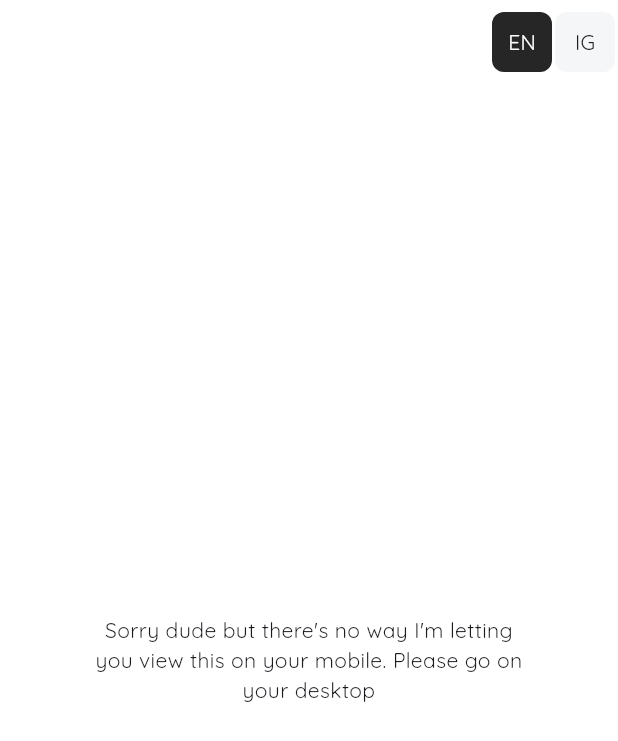
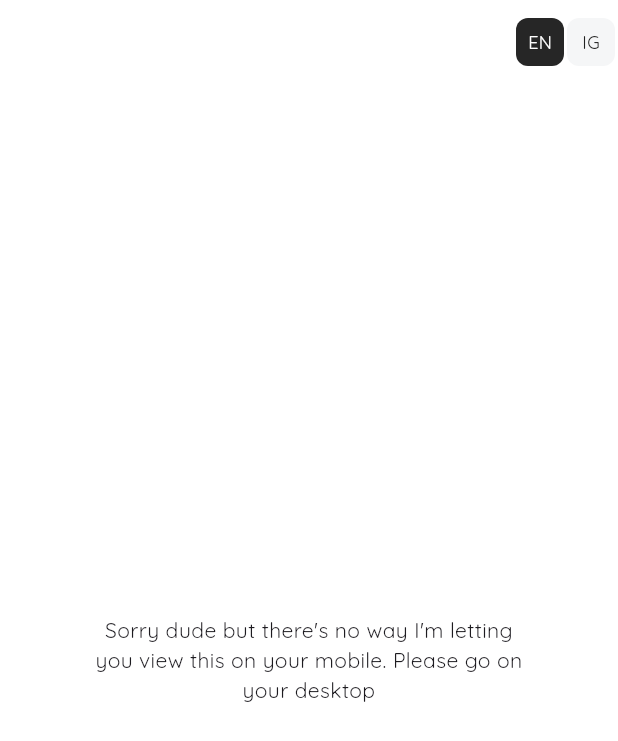
Before and after one commit to Crazelu/status, a Flutter app: the screen it shows after launch, on a phone screen of 412 x 824 dp. Shown: the top 741 px of the screen. Run offline on Flutter 3.47's test engine with Material 3 defaults, Android fonts, the light colour scheme and no system bars; our stand-ins replace auto_size_text, dio, dotted_border, equatable, flutter_secure_storage, get_it and 5 more; missing offline and left inert: flutter_dialog_manager, universal_html.

Commit message:
chore: resizes LocalizationToggle

```diff
--- a/lib/core/presentation/widgets/localization_toggle.dart
+++ b/lib/core/presentation/widgets/localization_toggle.dart
@@ -37,8 +37,8 @@ class _LocaleCard extends StatelessWidget {
         return Padding(
           padding: const EdgeInsets.only(right: 2),
           child: SizedBox(
-            height: 40,
-            width: 40,
+            height: 32,
+            width: 32,
             child: Material(
               color: selected
                   ? theme.selectedBackgroundColor
@@ -59,6 +59,7 @@ class _LocaleCard extends StatelessWidget {
                   child: Text(
                     locale.languageCode.toUpperCase(),
                     style: TextStyle(
+                      fontSize: 12,
                       color: selected
                           ? theme.selectedPrimaryTextColor
                           : theme.unselectedPrimaryTextColor,
```
